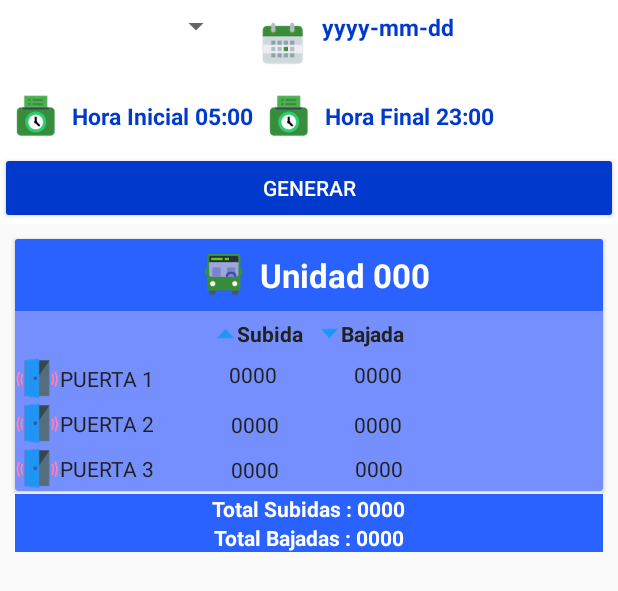
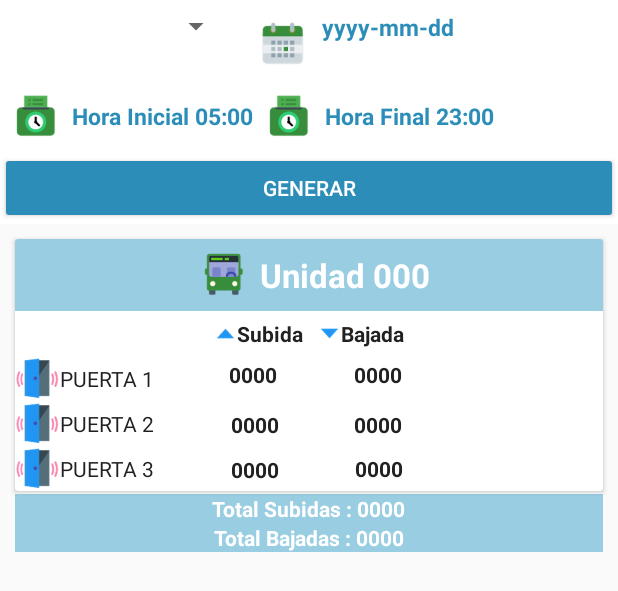
Before and after one commit to Rpyung23/mibusflota, an Android app: the layout fragment_despacho_horas.xml on its own in the app's theme, with its tools: preview values and no code run, on a phone screen of 412 x 824 dp. Shown: the top 591 px of the screen. Run offline under Robolectric (Android 15) with nearby library versions, the phone set to English and light mode, and no system bars; network calls fail.

Commit message:
mibusflota commit1

```diff
--- a/app/build.gradle
+++ b/app/build.gradle
@@ -1,12 +1,12 @@
 apply plugin: 'com.android.application'
 
 android {
-    compileSdkVersion 28
+    compileSdkVersion 29
     buildToolsVersion "29.0.2"
     defaultConfig {
         applicationId "com.vigitrackecuador.mibusflota"
         minSdkVersion 14
-        targetSdkVersion 28
+        targetSdkVersion 29
         versionCode 1
         versionName "1.0"
         testInstrumentationRunner "androidx.test.runner.AndroidJUnitRunner"
--- a/app/src/main/res/layout/flotas_despacho.xml
+++ b/app/src/main/res/layout/flotas_despacho.xml
@@ -4,7 +4,7 @@
     android:layout_width="match_parent"
     android:layout_height="wrap_content"
     xmlns:card_view="http://schemas.android.com/apk/res-auto"
-    card_view:cardBackgroundColor="@color/vueltas_no_hechas"
+    card_view:cardBackgroundColor="@color/colorPrimary"
     card_view:cardElevation="2dp"
     card_view:cardCornerRadius="2dp"
     xmlns:android="http://schemas.android.com/apk/res/android">
--- a/app/src/main/res/layout/fragment_despacho_horas.xml
+++ b/app/src/main/res/layout/fragment_despacho_horas.xml
@@ -96,7 +96,7 @@
         </Button>
     </LinearLayout>
     <androidx.cardview.widget.CardView
-        card_view:cardBackgroundColor="@color/vueltas_no_hechas"
+
         card_view:cardElevation="2dp"
         card_view:cardCornerRadius="2dp"
         android:layout_marginBottom="2dp"
@@ -211,6 +211,7 @@
                         android:layout_height="match_parent">
 
                         <TextView
+                            android:textStyle="bold|normal"
                             android:id="@+id/textView3"
                             android:layout_width="wrap_content"
                             android:layout_height="wrap_content"
@@ -223,6 +224,7 @@
                             card_view:layout_constraintTop_toTopOf="parent"></TextView>
 
                         <TextView
+                            android:textStyle="bold|normal"
                             android:textColor="@color/secondText"
                             android:id="@+id/textView2"
                             android:layout_width="wrap_content"
@@ -265,6 +267,7 @@
                         android:layout_height="match_parent">
 
                         <TextView
+                            android:textStyle="bold|normal"
                             android:textColor="@color/secondText"
                             android:id="@+id/textView4"
                             android:layout_width="wrap_content"
@@ -277,7 +280,9 @@
                             card_view:layout_constraintTop_toTopOf="parent"
                             card_view:layout_constraintVertical_bias="0.545"></TextView>
 
+
                         <TextView
+                            android:textStyle="bold|normal"
                             android:textColor="@color/secondText"
                             android:id="@+id/textView5"
                             android:layout_width="wrap_content"
@@ -320,6 +325,7 @@
                         android:layout_height="match_parent">
 
                         <TextView
+                            android:textStyle="bold|normal"
                             android:id="@+id/textView6"
                             android:layout_width="wrap_content"
                             android:layout_height="wrap_content"
@@ -332,6 +338,7 @@
                             card_view:layout_constraintVertical_bias="0.545"></TextView>
 
                         <TextView
+                            android:textStyle="bold|normal"
                             android:textColor="@color/secondText"
                             android:id="@+id/textView7"
                             android:layout_width="wrap_content"
@@ -361,7 +368,7 @@
             android:layout_height="wrap_content">
             <TextView
                 android:textColor="@color/primaryText"
-                android:textStyle="bold"
+                android:textStyle="bold|normal"
                 android:text="Total Subidas : "
                 android:layout_width="wrap_content"
                 android:layout_height="wrap_content">
@@ -369,7 +376,7 @@
             <TextView
                 android:id="@+id/txtTotalSubidas"
                 android:textColor="@color/primaryText"
-                android:textStyle="bold"
+                android:textStyle="bold|normal"
                 android:text="0000"
                 android:layout_width="wrap_content"
                 android:layout_height="wrap_content">
@@ -382,7 +389,7 @@
             android:layout_height="wrap_content">
             <TextView
                 android:textColor="@color/primaryText"
-                android:textStyle="bold"
+                android:textStyle="bold|normal"
                 android:text="Total Bajadas : "
                 android:layout_width="wrap_content"
                 android:layout_height="wrap_content">
@@ -390,7 +397,7 @@
             <TextView
                 android:id="@+id/txtTotalBajadas"
                 android:textColor="@color/primaryText"
-                android:textStyle="bold"
+                android:textStyle="bold|normal"
                 android:text="0000"
                 android:layout_width="wrap_content"
                 android:layout_height="wrap_content">
--- a/app/src/main/res/values/colors.xml
+++ b/app/src/main/res/values/colors.xml
@@ -1,9 +1,9 @@
 <?xml version="1.0" encoding="utf-8"?>
 <resources>
-    <color name="colorPrimary">#2962ff</color>
-    <color name="colorPrimaryDark">#0039cb</color>
+    <color name="colorPrimary">#99cde2</color>
+    <color name="colorPrimaryDark">#2c8db9</color>
     <color name="colorAccent">#9E9E9E</color>
-    <color name="divColor">#f57c00</color>
+    <color name="divColor">#e58942</color>
     <color name="primaryText">@android:color/white</color>
     <color name="secondText">#212121</color>
     <color name="background_controles">#53292929</color>
--- a/build.gradle
+++ b/build.gradle
@@ -7,7 +7,7 @@ buildscript {
 
     }
     dependencies {
-        classpath 'com.android.tools.build:gradle:3.5.3'
+        classpath 'com.android.tools.build:gradle:3.6.1'
 
         // NOTE: Do not place your application dependencies here; they belong
         // in the individual module build.gradle files
```
Also changed, not shown: app/src/main/res/layout/fragment_blank.xml (+4 -3 lines), gradle/wrapper/gradle-wrapper.properties.
